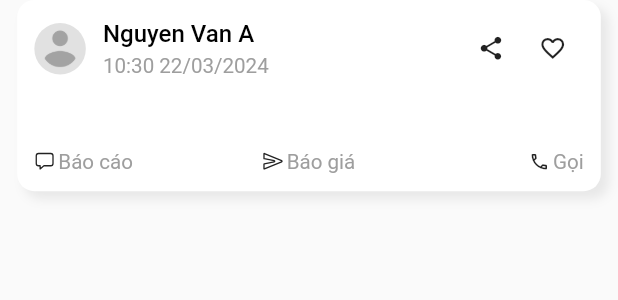
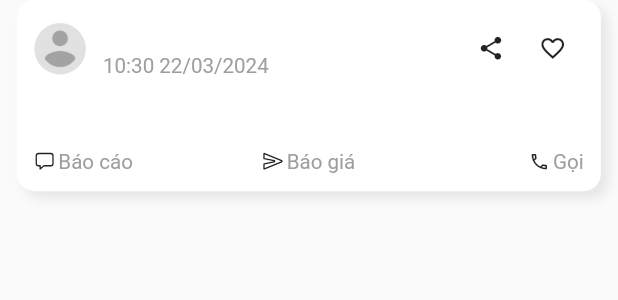
Before and after one commit to Hatunavu/shipf, a Flutter app: the PostItem widget shown alone on an empty page, opened directly with empty values, on a phone screen of 412 x 824 dp. Shown: the top 300 px of the screen. Run offline on Flutter 3.47's test engine with Material 2 defaults, Android fonts, the phone set to English and light mode, and no system bars; drawn by our look-alikes of cached_network_image; our stand-ins replace auto_route, bloc, bot_toast, carousel_slider, dio, firebase_core and 17 more; missing offline and left inert: cached_network_image_platform_interface, flutter_timer_countdown; accounts and stored records are empty; generated files the repository leaves out were written again; network calls fail; project files that could hold a hidden picture were left out.

Commit message:
update post item

```diff
--- a/lib/data/model/post/post_response.dart
+++ b/lib/data/model/post/post_response.dart
@@ -1,5 +1,6 @@
 import 'package:json_annotation/json_annotation.dart';
 import 'package:shipf/data/model/address/address.dart';
+import 'package:shipf/data/model/transit/transit_response.dart';
 import 'package:shipf/enums/enum_post_status.dart';
 import 'package:shipf/enums/enum_weight_unit.dart';
 import 'package:shipf/foundation/extension/date_formatting.dart';
@@ -52,6 +53,7 @@ class PostData {
   final DateTime? deletedAt;
   final List<AddressDataModel> pickupProvinces;
   final List<AddressDataModel> deliveryProvinces;
+  final Shipper? owner;
 
   PostData(
       {this.id = 0,
@@ -68,7 +70,8 @@ class PostData {
       this.updatedAt,
       this.deletedAt,
       this.pickupProvinces = const [],
-      this.deliveryProvinces = const []});
+      this.deliveryProvinces = const [],
+      this.owner});
 
   String get createdTime {
     if (createdAt == null) return '';
--- a/lib/ui/screen/shipper/post/widget/post_item.dart
+++ b/lib/ui/screen/shipper/post/widget/post_item.dart
@@ -49,11 +49,8 @@ class PostItem extends StatelessWidget {
                     decoration: const BoxDecoration(shape: BoxShape.circle),
                     child: ClipRRect(
                       borderRadius: BorderRadius.circular(100),
-                      child: ImageCreator.imageWithPlaceHolder(
-                        url:
-                            "https://mdbootstrap.com/img/Photos/Horizontal/Nature/full%20page/img(20).webp",
-                        placeHolderAssetUri: AppPath.placeholderAvatar,
-                        maxHeight: 400,
+                      child: ImageCreator.assetImage(
+                        imagePath: AppPath.placeholderAvatar,
                         fit: BoxFit.cover,
                       ),
                     )),
@@ -62,7 +59,7 @@ class PostItem extends StatelessWidget {
                     crossAxisAlignment: CrossAxisAlignment.start,
                     children: [
                       Text(
-                        'Nguyen Van A',
+                        postData.owner?.name ?? '',
                         style: primaryTitleStyle,
                       ),
                       VerticalSpace(3.h),
```
Also changed, not shown: lib/data/model/post/post_response.g.dart.
